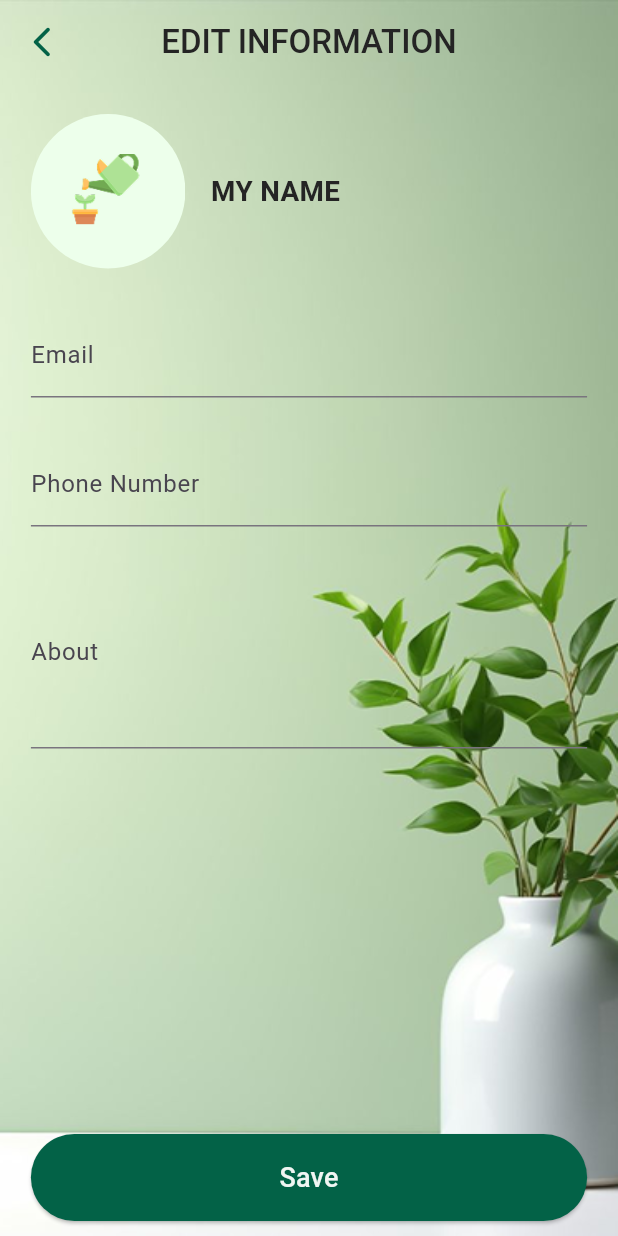
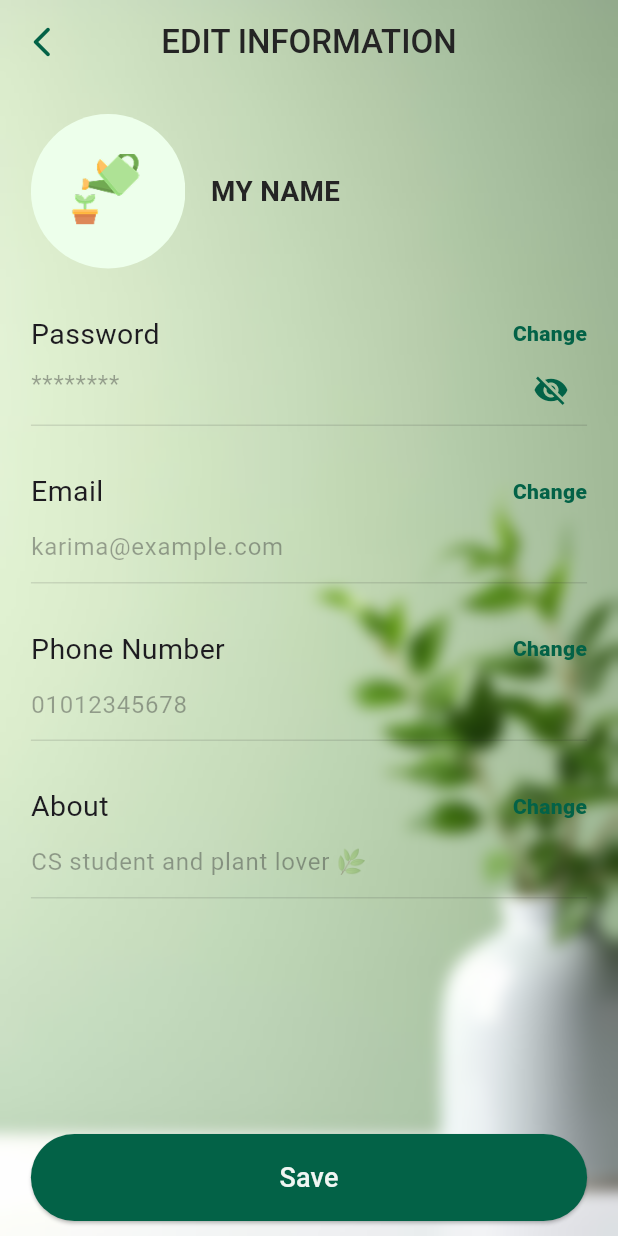
Before and after one commit to Loujeen/balacona, a Flutter app: the screen it shows after launch, on a phone screen of 412 x 824 dp. Run offline on Flutter 3.47's test engine with Material 3 defaults, Android fonts, the phone set to English and light mode, and no system bars.

Commit message:
Edit info Screen

```diff
--- a/lib/Profile/edit_information.dart
+++ b/lib/Profile/edit_information.dart
@@ -1,5 +1,6 @@
 import 'package:flutter/material.dart';
 import 'package:testttt/App_Colors.dart';
+import 'dart:ui';
 
 class EditInformationScreen extends StatefulWidget {
   const EditInformationScreen({super.key});
@@ -13,6 +14,23 @@ class _EditInformationScreenState extends State<EditInformationScreen> {
   final TextEditingController emailController = TextEditingController();
   final TextEditingController phoneController = TextEditingController();
   final TextEditingController aboutController = TextEditingController();
+  final TextEditingController passwordController = TextEditingController();
+
+  bool _obscurePassword = true;
+  bool isEmailEditable = false;
+  bool isPhoneEditable = false;
+  bool isAboutEditable = false;
+  bool isPasswordEditable = false;
+
+  @override
+  void initState() {
+    super.initState();
+    emailController.text = "karima@example.com";
+    phoneController.text = "01012345678";
+    aboutController.text = "CS student and plant lover 🌿";
+  }
+
+
 
   @override
   Widget build(BuildContext context) {
@@ -20,11 +38,23 @@ class _EditInformationScreenState extends State<EditInformationScreen> {
 
     return Stack(
       children: [
-        Image.asset(
-          "assets/images/edit_info_bg.png",
-          width: double.infinity,
-          height: double.infinity,
-          fit: BoxFit.fill,
+        Stack(
+          children: [
+            Image.asset(
+              "assets/images/edit_info_bg.png",
+              width: double.infinity,
+              height: double.infinity,
+              fit: BoxFit.fill,
+            ),
+            Positioned.fill(
+              child: BackdropFilter(
+                filter: ImageFilter.blur(sigmaX: 5.0, sigmaY: 5.0), // Adjust sigma values for blur strength
+                child: Container(
+                  color: Colors.black.withOpacity(0), // Optional: this can add a slight overlay
+                ),
+              ),
+            ),
+          ],
         ),
         Scaffold(
           backgroundColor: Colors.transparent,
@@ -57,7 +87,7 @@ class _EditInformationScreenState extends State<EditInformationScreen> {
                   child: SingleChildScrollView(
                     padding: EdgeInsets.symmetric(horizontal: screenWidth * 0.05),
                     child: Column(
-                      crossAxisAlignment: CrossAxisAlignment.start, // Align all children to the left
+                      crossAxisAlignment: CrossAxisAlignment.start,
                       children: [
                         SizedBox(height: 20),
                         Row(
@@ -66,7 +96,6 @@ class _EditInformationScreenState extends State<EditInformationScreen> {
                             Builder(
                               builder: (context) {
                                 double imageSize = screenWidth * 0.25;
-                                double rightMargin = screenWidth * 0.025;
                                 return Container(
                                   margin: EdgeInsets.fromLTRB(0, 0, 17, 0),
                                   width: imageSize,
@@ -97,33 +126,148 @@ class _EditInformationScreenState extends State<EditInformationScreen> {
                           ],
                         ),
                         SizedBox(height: 30),
+
+                        // Password
+                        Row(
+                          mainAxisAlignment: MainAxisAlignment.spaceBetween,
+                          children: [
+                            Text('Password',style: TextStyle(fontSize: 19),),
+                            GestureDetector(
+                              onTap: () {
+                                setState(() {
+                                  isPasswordEditable = true;
+                                  passwordController.text = ''; // Clear field for new password
+                                });
+                              },
+                              child: Text(
+                                "Change",
+                                style: TextStyle(
+                                  color: AppColors.primaryDarkColor,
+                                  fontWeight: FontWeight.w900,
+                                ),
+                              ),
+                            ),
+                          ],
+                        ),
+                        TextField(
+                          controller: passwordController,
+                          enabled: isPasswordEditable,
+                          obscureText: _obscurePassword,
+                          decoration: InputDecoration(
+                            hintText: isPasswordEditable ? "Enter new password" : "********",
+                            suffixIcon: IconButton(
+                              icon: Icon(
+                                _obscurePassword ? Icons.visibility_off : Icons.visibility,
+                                color: AppColors.primaryDarkColor,
+                              ),
+                              onPressed: () {
+                                setState(() {
+                                  _obscurePassword = !_obscurePassword;
+                                });
+                              },
+                            ),
+                          ),
+                        ),
+
+                        SizedBox(height: 30),
+
+                        // Email
+                        Row(
+                          mainAxisAlignment: MainAxisAlignment.spaceBetween,
+                          children: [
+                            Text('Email',style: TextStyle(fontSize: 19),),
+                            GestureDetector(
+                              onTap: () {
+                                setState(() {
+                                  isEmailEditable = true;
+                                });
+                              },
+                              child: Text(
+                                "Change",
+                                style: TextStyle(
+                                  color: AppColors.primaryDarkColor,
+                                  fontWeight: FontWeight.w900,
+                                ),
+                              ),
+                            ),
+                          ],
+                        ),
                         TextField(
                           controller: emailController,
+                          enabled: isEmailEditable,
                           textAlign: TextAlign.left,
-                          decoration: InputDecoration(labelText: 'Email'),
+                          decoration: InputDecoration(
+                            hintText: emailController.text
+                          ),
                           keyboardType: TextInputType.emailAddress,
                         ),
                         SizedBox(height: 30),
+
+                        // Phone Number
+                        Row(
+                          mainAxisAlignment: MainAxisAlignment.spaceBetween,
+                          children: [
+                            Text('Phone Number',style: TextStyle(fontSize: 19),),
+                            GestureDetector(
+                              onTap: () {
+                                setState(() {
+                                  isPhoneEditable = true;
+                                });
+                              },
+                              child: Text(
+                                "Change",
+                                style: TextStyle(
+                                  color: AppColors.primaryDarkColor,
+                                  fontWeight: FontWeight.w900,
+                                ),
+                              ),
+                            ),
+                          ],
+                        ),
                         TextField(
                           controller: phoneController,
+                          enabled: isPhoneEditable,
                           textAlign: TextAlign.left,
-                          decoration: InputDecoration(labelText: 'Phone Number'),
+                          decoration: InputDecoration(),
                           keyboardType: TextInputType.phone,
                         ),
-                        SizedBox(height: 20),
+                        SizedBox(height: 30),
+
+                        // About
+                        Row(
+                          mainAxisAlignment: MainAxisAlignment.spaceBetween,
+                          children: [
+                            Text('About',style: TextStyle(fontSize: 19),),
+                            GestureDetector(
+                              onTap: () {
+                                setState(() {
+                                  isAboutEditable = true;
+                                });
+                              },
+                              child: Text(
+                                "Change",
+                                style: TextStyle(
+                                  color: AppColors.primaryDarkColor,
+                                  fontWeight: FontWeight.w900,
+                                ),
+                              ),
+                            ),
+                          ],
+                        ),
                         TextField(
                           controller: aboutController,
+                          enabled: isAboutEditable,
                           textAlign: TextAlign.left,
-                          decoration: InputDecoration(labelText: 'About'),
-                          maxLines: 4,
+                          decoration: InputDecoration(),
+                          maxLines: 1,
                         ),
-                        SizedBox(height: 30),
                       ],
                     ),
                   ),
                 ),
                 Padding(
-                  padding: EdgeInsets.symmetric(horizontal: screenWidth * 0.05, vertical: 10),
+                  padding: EdgeInsets.symmetric(
+                      horizontal: screenWidth * 0.05, vertical: 10),
                   child: SizedBox(
                     width: double.infinity,
                     child: ElevatedButton(
@@ -134,10 +278,13 @@ class _EditInformationScreenState extends State<EditInformationScreen> {
                           borderRadius: BorderRadius.circular(30),
                         ),
                       ),
-                      onPressed: () {},
+                      onPressed: () {
+                        // Save logic here
+                      },
                       child: const Text(
                         'Save',
-                        style: TextStyle(fontSize: 18, color: AppColors.LightButtonColor),
+                        style: TextStyle(
+                            fontSize: 18, color: AppColors.LightButtonColor),
                       ),
                     ),
                   ),
```
